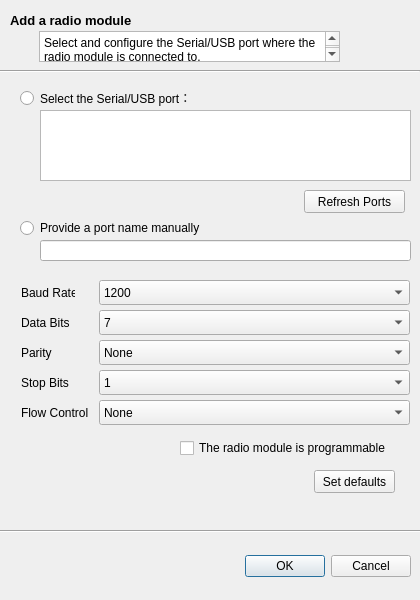
Old version of the form Uart/serialdialog.ui in the repository bandaostart/N-XTU.
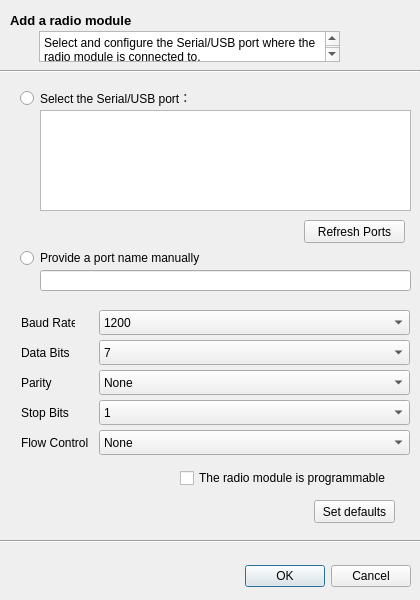
New version of the form. Icons and pictures are not drawn.

```diff
--- a/Uart/serialdialog.ui
+++ b/Uart/serialdialog.ui
@@ -17,7 +17,7 @@
    <property name="geometry">
     <rect>
      <x>40</x>
-     <y>550</y>
+     <y>560</y>
      <width>371</width>
      <height>32</height>
     </rect>
@@ -33,7 +33,7 @@
    <property name="geometry">
     <rect>
      <x>0</x>
-     <y>530</y>
+     <y>540</y>
      <width>450</width>
      <height>3</height>
     </rect>
@@ -112,7 +112,7 @@
    <property name="geometry">
     <rect>
      <x>20</x>
-     <y>220</y>
+     <y>250</y>
      <width>191</width>
      <height>16</height>
     </rect>
@@ -125,7 +125,7 @@
    <property name="geometry">
     <rect>
      <x>40</x>
-     <y>240</y>
+     <y>270</y>
      <width>371</width>
      <height>21</height>
     </rect>
@@ -135,7 +135,7 @@
    <property name="geometry">
     <rect>
      <x>304</x>
-     <y>190</y>
+     <y>220</y>
      <width>101</width>
      <height>23</height>
     </rect>
@@ -148,7 +148,7 @@
    <property name="geometry">
     <rect>
      <x>21</x>
-     <y>280</y>
+     <y>310</y>
      <width>54</width>
      <height>25</height>
     </rect>
@@ -161,7 +161,7 @@
    <property name="geometry">
     <rect>
      <x>21</x>
-     <y>310</y>
+     <y>340</y>
      <width>54</width>
      <height>25</height>
     </rect>
@@ -174,7 +174,7 @@
    <property name="geometry">
     <rect>
      <x>21</x>
-     <y>340</y>
+     <y>370</y>
      <width>36</width>
      <height>25</height>
     </rect>
@@ -187,7 +187,7 @@
    <property name="geometry">
     <rect>
      <x>21</x>
-     <y>370</y>
+     <y>400</y>
      <width>54</width>
      <height>25</height>
     </rect>
@@ -200,7 +200,7 @@
    <property name="geometry">
     <rect>
      <x>21</x>
-     <y>400</y>
+     <y>430</y>
      <width>72</width>
      <height>25</height>
     </rect>
@@ -213,7 +213,7 @@
    <property name="geometry">
     <rect>
      <x>99</x>
-     <y>280</y>
+     <y>310</y>
      <width>311</width>
      <height>25</height>
     </rect>
@@ -278,7 +278,7 @@
    <property name="geometry">
     <rect>
      <x>99</x>
-     <y>310</y>
+     <y>340</y>
      <width>311</width>
      <height>25</height>
     </rect>
@@ -298,7 +298,7 @@
    <property name="geometry">
     <rect>
      <x>99</x>
-     <y>340</y>
+     <y>370</y>
      <width>311</width>
      <height>25</height>
     </rect>
@@ -333,7 +333,7 @@
    <property name="geometry">
     <rect>
      <x>99</x>
-     <y>370</y>
+     <y>400</y>
      <width>311</width>
      <height>25</height>
     </rect>
@@ -353,7 +353,7 @@
    <property name="geometry">
     <rect>
      <x>99</x>
-     <y>400</y>
+     <y>430</y>
      <width>311</width>
      <height>25</height>
     </rect>
@@ -378,7 +378,7 @@
    <property name="geometry">
     <rect>
      <x>180</x>
-     <y>440</y>
+     <y>470</y>
      <width>231</width>
      <height>16</height>
     </rect>
@@ -391,7 +391,7 @@
    <property name="geometry">
     <rect>
      <x>314</x>
-     <y>470</y>
+     <y>500</y>
      <width>81</width>
      <height>23</height>
     </rect>
@@ -435,7 +435,7 @@
      <x>40</x>
      <y>110</y>
      <width>371</width>
-     <height>71</height>
+     <height>101</height>
     </rect>
    </property>
   </widget>
```
